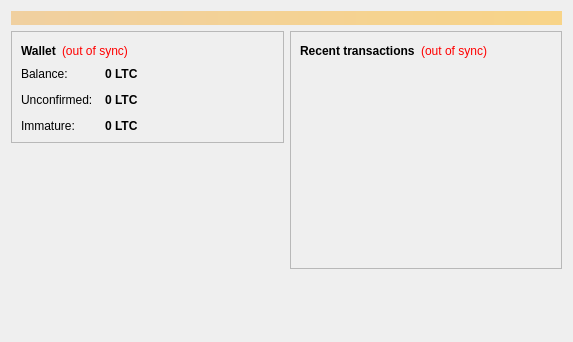
First picture: the form in litecoin/src/qt/forms/overviewpage.ui, repository ColbertCoinProject/ColbertCoin, before the edit.
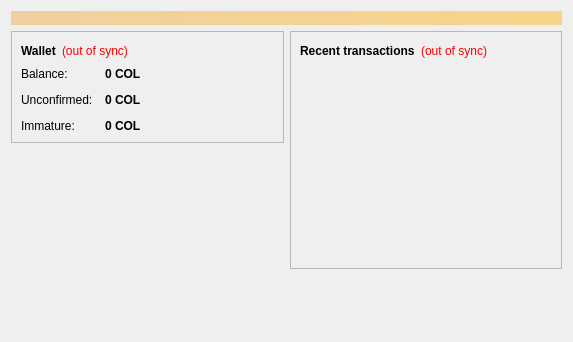
Second picture: the form after the edit.

Patch:
```diff
--- a/litecoin/src/qt/forms/overviewpage.ui
+++ b/litecoin/src/qt/forms/overviewpage.ui
@@ -122,7 +122,7 @@
                <string>Your current balance</string>
               </property>
               <property name="text">
-               <string notr="true">0 LTC</string>
+               <string notr="true">0 COL</string>
               </property>
               <property name="textInteractionFlags">
                <set>Qt::LinksAccessibleByMouse|Qt::TextSelectableByKeyboard|Qt::TextSelectableByMouse</set>
@@ -151,7 +151,7 @@
                <string>Total of transactions that have yet to be confirmed, and do not yet count toward the current balance</string>
               </property>
               <property name="text">
-               <string notr="true">0 LTC</string>
+               <string notr="true">0 COL</string>
               </property>
               <property name="textInteractionFlags">
                <set>Qt::LinksAccessibleByMouse|Qt::TextSelectableByKeyboard|Qt::TextSelectableByMouse</set>
@@ -177,7 +177,7 @@
                <string>Mined balance that has not yet matured</string>
               </property>
               <property name="text">
-               <string notr="true">0 LTC</string>
+               <string notr="true">0 COL</string>
               </property>
               <property name="textInteractionFlags">
                <set>Qt::LinksAccessibleByMouse|Qt::TextSelectableByKeyboard|Qt::TextSelectableByMouse</set>
```
Left out of the diff: 4 changed lines with no effect on the pictures.
